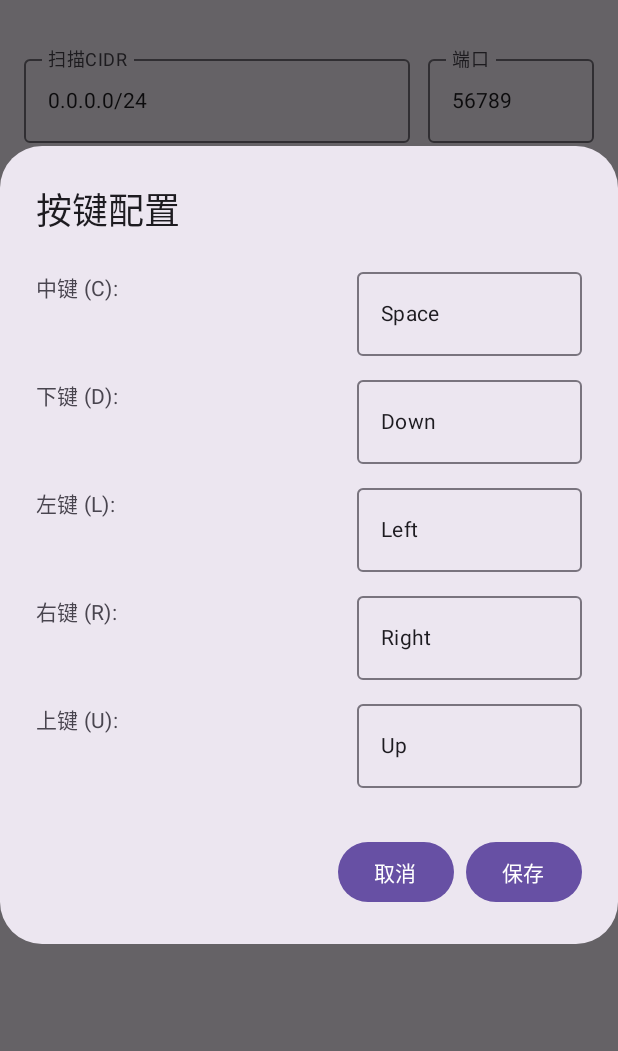
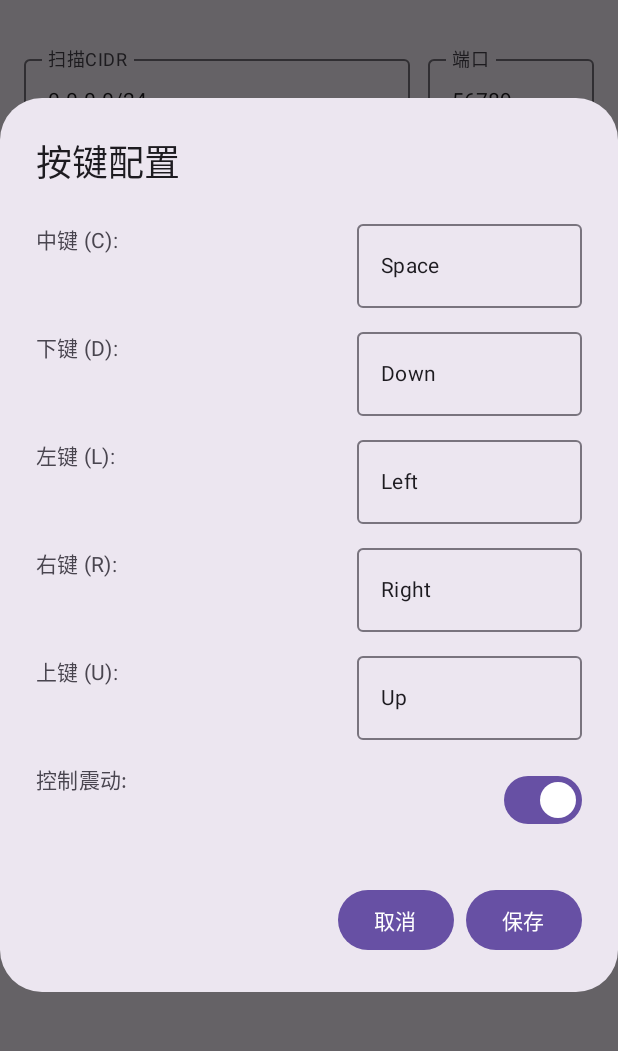
Before and after one commit to xiaodonghsu/MultiScreenMate, an Android app built with Jetpack Compose: the screen it shows after launch (MainActivity), after a tap on "配置", on a phone screen of 412 x 824 dp, the part 73-1124 px from its top. Run offline under Robolectric (Android 15) with nearby library versions, the phone set to English and light mode, and no system bars.

```diff
--- a/app/src/main/AndroidManifest.xml
+++ b/app/src/main/AndroidManifest.xml
@@ -6,6 +6,8 @@
     <uses-permission android:name="android.permission.NFC"/>
     <uses-permission android:name="android.permission.ACCESS_WIFI_STATE"/>
     <uses-permission android:name="android.permission.ACCESS_NETWORK_STATE"/>
+    <!-- 震动权限 -->
+    <uses-permission android:name="android.permission.VIBRATE"/>
     <uses-feature android:name="android.hardware.nfc" android:required="false"/>
 
     <application
--- a/app/src/main/java/com/bestlink/screenmate/ControlActivity.kt
+++ b/app/src/main/java/com/bestlink/screenmate/ControlActivity.kt
@@ -121,6 +121,8 @@ class ControlActivity : ComponentActivity() {
                 // 创建新的Intent并切换到匹配的主机
                 val intent = Intent(this, ControlActivity::class.java)
                 intent.putExtra("host", matchedHost)
+                // 传递完整的主机列表，确保后续切换也能正常工作
+                intent.putExtra("hosts", hosts.toTypedArray())
                 startActivity(intent)
 
                 // 结束当前Activity
--- a/app/src/main/java/com/bestlink/screenmate/MainActivity.kt
+++ b/app/src/main/java/com/bestlink/screenmate/MainActivity.kt
@@ -150,6 +150,8 @@ class MainActivity : ComponentActivity() {
                 runOnUiThread {
                     val intent = Intent(this, ControlActivity::class.java)
                     intent.putExtra("host", matchedHost)
+                    // 传递完整的主机列表，确保后续NFC切换能正常工作
+                    intent.putExtra("hosts", hosts.toTypedArray())
                     startActivity(intent)
                 }
             } else {
@@ -498,6 +500,22 @@ class MainActivity : ComponentActivity() {
                                 )
                             }
                         }
+
+                        // 震动控制选项
+                        Row(
+                            modifier = Modifier
+                                .fillMaxWidth()
+                                .padding(vertical = 8.dp),
+                            horizontalArrangement = Arrangement.SpaceBetween
+                        ) {
+                            Text("控制震动:")
+                            Switch(
+                                checked = keymapConfig.enableVibration,
+                                onCheckedChange = { checked ->
+                                    keymapConfig = keymapConfig.copy(enableVibration = checked)
+                                }
+                            )
+                        }
                     }
                 },
                 confirmButton = {
--- a/app/src/main/java/com/bestlink/screenmate/config/ConfigManager.kt
+++ b/app/src/main/java/com/bestlink/screenmate/config/ConfigManager.kt
@@ -16,7 +16,8 @@ class ConfigManager(private val context: Context) {
             "U" to "Up",
             "D" to "Down",
             "C" to "Space"
-        )
+        ),
+        val enableVibration: Boolean = true
     )
 
     fun loadConfig(): KeymapConfig {
@@ -37,7 +38,10 @@ class ConfigManager(private val context: Context) {
                 keymap[key] = keymapJson.getString(key)
             }
 
-            KeymapConfig(keymap)
+            // 读取震动配置，默认为true
+            val enableVibration = json.optBoolean("enableVibration", true)
+
+            KeymapConfig(keymap, enableVibration)
         } catch (e: Exception) {
             Log.e(TAG, "Failed to load config, using default", e)
             KeymapConfig()
@@ -52,6 +56,7 @@ class ConfigManager(private val context: Context) {
                 keymapJson.put(key, value)
             }
             json.put("keymap", keymapJson)
+            json.put("enableVibration", config.enableVibration)
 
             configFile.writeText(json.toString())
             true
```
Also changed, not shown: app/src/main/java/com/bestlink/screenmate/ui/CustomControlScreen.kt (+7 -0 lines), app/src/main/java/com/bestlink/screenmate/util/VibrationUtil.kt (added, +63 -0 lines), app/src/main/res/drawable/down.xml (renamed from app/src/main/res/drawable-square/down.xml), app/src/main/res/drawable/left.xml (renamed from app/src/main/res/drawable-square/left.xml), app/src/main/res/drawable/right.xml (renamed from app/src/main/res/drawable-square/right.xml), app/src/main/res/drawable/up.xml (renamed from app/src/main/res/drawable-square/up.xml), 4 other files.
